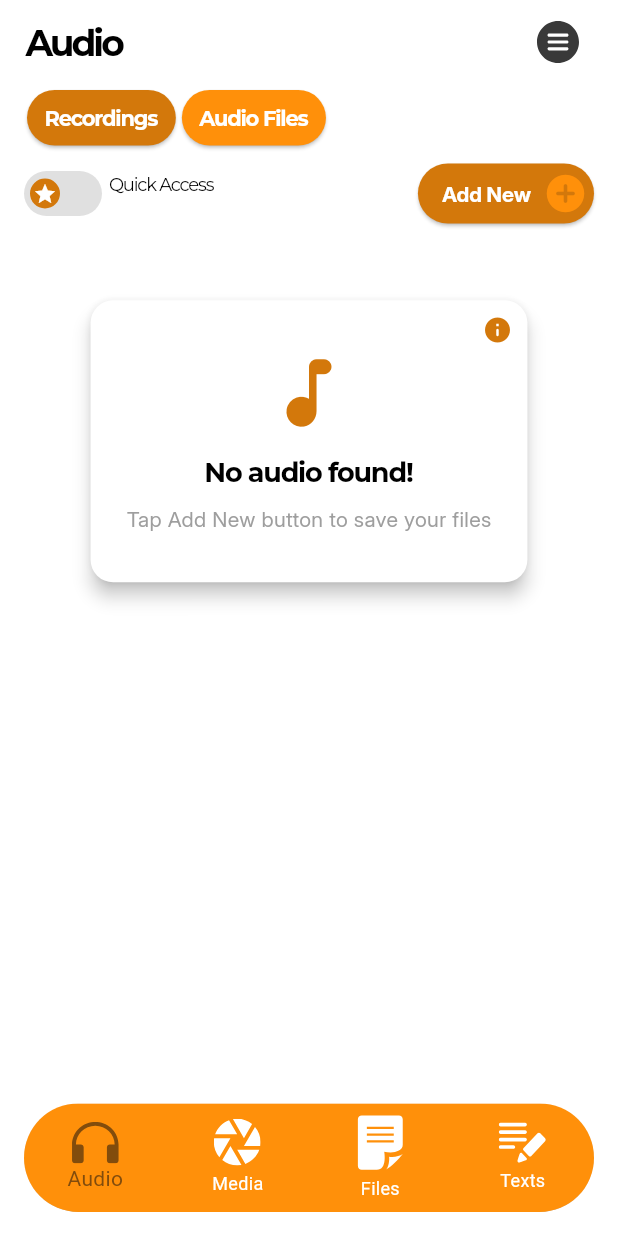
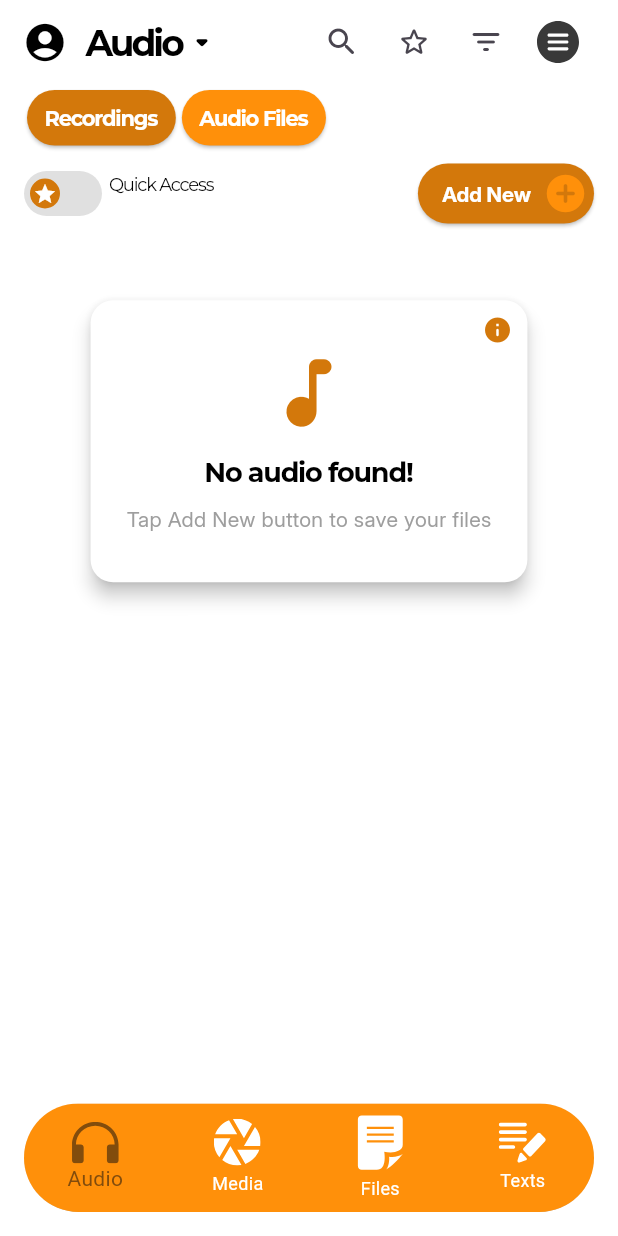
Before and after one commit to credes-tech/shelf, a Flutter app: the screen it shows after launch, on a phone screen of 412 x 824 dp. Run offline on Flutter 3.47's test engine with Material 3 defaults, Android fonts, the light colour scheme and no system bars; our stand-ins replace audioplayers, device_info_plus, file_picker, firebase_core, flutter_dotenv, flutter_riverpod and 8 more; missing offline and left inert: flutter_quill, syncfusion_flutter_pdfviewer; accounts and stored records are empty; project files that could hold a hidden picture were left out.

Commit message:
working on audio refactoring

```diff
--- a/lib/modules/home/ui/pages/AudioScreen.dart
+++ b/lib/modules/home/ui/pages/AudioScreen.dart
@@ -29,6 +29,7 @@ class _AudioScreenState extends ConsumerState<AudioScreen> {
   final AudioPlayer _audioPlayer = AudioPlayer();
   final Map<String, bool> _isPlaying = {};
   final Map<String, bool> _isOpen = {};
+  bool isSubCategoryActive = false;
 
   final String emptyHeading = "No audio found!";
   final String emptyDescription = "Tap Add New button to save your files";
@@ -61,11 +62,10 @@ class _AudioScreenState extends ConsumerState<AudioScreen> {
       });
     });
     _audioPlayer.onPlayerStateChanged.listen((PlayerState s) {
-      if(s==PlayerState.paused){
+      if (s == PlayerState.paused) {
         _isPlaying.updateAll((key, value) => false);
       }
     });
-
   }
 
   Future<void> _togglePlayPause(String filePath) async {
@@ -131,7 +131,6 @@ class _AudioScreenState extends ConsumerState<AudioScreen> {
     }
   }
 
-
   @override
   void dispose() {
     _audioPlayer.dispose(); // Release resources
@@ -147,8 +146,37 @@ class _AudioScreenState extends ConsumerState<AudioScreen> {
       backgroundColor: Colors.white,
       appBar: AppBar(
         backgroundColor: AppColors.background,
-        title: HomeTitle(title: 'Audio'),
+        leading: Padding(
+          padding: const EdgeInsets.only(left: AppSpacing.xSmall),
+          child: IconButton(
+            onPressed: () {},
+            icon: Icon(Icons.account_circle_rounded),
+            color: Colors.black,
+            iconSize: 30,
+          ),
+        ),
+        title: GestureDetector(
+          onTap: _toggleSubCategory,
+          child: Row(
+            crossAxisAlignment: CrossAxisAlignment.center,
+            mainAxisAlignment: MainAxisAlignment.start,
+            children: [
+              HomeTitle(title: 'Audio'),
+              Icon(
+                isSubCategoryActive
+                    ? Icons.arrow_drop_up_rounded
+                    : Icons.arrow_drop_down_rounded,
+                size: 25,
+                color: Colors.black,
+              )
+            ],
+          ),
+        ),
+        titleSpacing: 0.0,
         actions: [
+          IconButton(onPressed: () {}, icon: Icon(Icons.search_rounded)),
+          IconButton(onPressed: () {}, icon: Icon(Icons.star_border_rounded)),
+          IconButton(onPressed: () {}, icon: Icon(Icons.filter_list_rounded)),
           Padding(
             padding: EdgeInsets.only(right: AppSpacing.medium),
             child: PopupMenuButton<String>(
@@ -193,7 +221,6 @@ class _AudioScreenState extends ConsumerState<AudioScreen> {
                   mainAxisAlignment: MainAxisAlignment.start,
                   crossAxisAlignment: CrossAxisAlignment.start,
                   children: [
-
                     HomeToggler(
                       initialValue: audioPinnedNotifier,
                       onChanged: (audioPinnedNotifier) {
@@ -201,8 +228,10 @@ class _AudioScreenState extends ConsumerState<AudioScreen> {
                       },
                       color: AppColors.onboardDarkOrange,
                     ),
-                    SizedBox(width: 5,),
-                    Text("Quick Access",style: AppTextStyles.pinLabelText),
+                    SizedBox(
+                      width: 5,
+                    ),
+                    Text("Quick Access", style: AppTextStyles.pinLabelText),
                   ],
                 ),
                 ElevatedButton(
@@ -230,8 +259,11 @@ class _AudioScreenState extends ConsumerState<AudioScreen> {
             ),
           ),
           audioList.isEmpty
-
-              ? HomeCard(title: emptyHeading,description: emptyDescription, icon: Icons.audiotrack_rounded, iconColor: AppColors.onboardDarkOrange)
+              ? HomeCard(
+                  title: emptyHeading,
+                  description: emptyDescription,
+                  icon: Icons.audiotrack_rounded,
+                  iconColor: AppColors.onboardDarkOrange)
               : Expanded(
                   child: ListView.builder(
                       itemCount: audioList.length,
@@ -520,6 +552,12 @@ class _AudioScreenState extends ConsumerState<AudioScreen> {
     await ref.read(audioProvider.notifier).deleteAudio(index);
   }
 
+  _toggleSubCategory() {
+    setState(() {
+      isSubCategoryActive = !isSubCategoryActive;
+    });
+  }
+
   void togglePinAudio(String filePath, String fileName) {
     if (_isPlaying[filePath] == true) {
       return;
--- a/lib/modules/home/ui/pages/MediaScreen.dart
+++ b/lib/modules/home/ui/pages/MediaScreen.dart
@@ -142,7 +142,9 @@ class _MediaScreenState extends ConsumerState<MediaScreen> {
                                 height: 180,
                                 child: ListView.builder(
                                     scrollDirection: Axis.horizontal,
-                                    itemCount: pinnedMedia.length <= 5 ? pinnedMedia.length : 6,
+                                    itemCount: pinnedMedia.length <= 5
+                                        ? pinnedMedia.length
+                                        : 6,
                                     itemBuilder: (context, index) {
                                       final media = pinnedMedia[index];
                                       return Stack(
@@ -152,31 +154,45 @@ class _MediaScreenState extends ConsumerState<MediaScreen> {
                                             aspectRatio: 1.2,
                                             child: Container(
                                               width: 150,
-                                              margin: EdgeInsets.only(right: AppSpacing.xxSmall),
+                                              margin: EdgeInsets.only(
+                                                  right: AppSpacing.xxSmall),
                                               decoration: BoxDecoration(
-                                                borderRadius: BorderRadius.circular(20),
-                                                border: Border.all(color: Colors.black12),
+                                                borderRadius:
+                                                    BorderRadius.circular(20),
+                                                border: Border.all(
+                                                    color: Colors.black12),
                                               ),
                                               clipBehavior: Clip.antiAlias,
-                                              child: FileValidator.getMediaFileType(media.fileType) == "video"
-                                                  ? VideoThumbnail(videoPath: media.filePath)
-                                                  : Image.file(File(media.filePath), fit: BoxFit.cover),
+                                              child: FileValidator
+                                                          .getMediaFileType(
+                                                              media.fileType) ==
+                                                      "video"
+                                                  ? VideoThumbnail(
+                                                      videoPath: media.filePath)
+                                                  : Image.file(
+                                                      File(media.filePath),
+                                                      fit: BoxFit.cover),
                                             ),
                                           ),
                                           Positioned(
                                             top: 0,
                                             right: 0,
                                             child: IconButton(
-                                                onPressed: () => ShareService.shareFile(media.filePath),
+                                              onPressed: () =>
+                                                  ShareService.shareFile(
+                                                      media.filePath),
                                               icon: CircleAvatar(
                                                 radius: 14,
                                                 backgroundColor: Colors.white,
                                                 child: Icon(
                                                     Icons.ios_share_rounded,
+                                                    color: AppColors
+                                                        .onboardDarkBlue,
+                                                    size: 18),
+                                              ),
                                               color: AppColors.onboardDarkBlue,
-                                                        size: 18),),
-                                                color: AppColors.onboardDarkBlue,
-                                              ),)
+                                            ),
+                                          )
                                         ],
                                       );
                                     }),
@@ -191,13 +207,16 @@ class _MediaScreenState extends ConsumerState<MediaScreen> {
                           crossAxisSpacing: 2,
                           mainAxisSpacing: 2,
                         ),
-                        padding: EdgeInsets.symmetric(horizontal: AppSpacing.medium),
+                        padding:
+                            EdgeInsets.symmetric(horizontal: AppSpacing.medium),
                         itemCount: mediaList.length,
                         itemBuilder: (context, index) {
                           final media = mediaList[index];
                           return GestureDetector(
                               onLongPress: () async {
-                                await ref.read(mediaProvider.notifier).deleteMedia(index);
+                                await ref
+                                    .read(mediaProvider.notifier)
+                                    .deleteMedia(index);
                                 ScaffoldMessenger.of(context).showSnackBar(
                                   SnackBar(content: Text("Media deleted")),
                                 );
@@ -222,11 +241,16 @@ class _MediaScreenState extends ConsumerState<MediaScreen> {
                                       decoration: BoxDecoration(
                                           borderRadius:
                                               BorderRadius.circular(12),
-                                          border: Border.all(color: Colors.black12)),
+                                          border: Border.all(
+                                              color: Colors.black12)),
                                       clipBehavior: Clip.hardEdge,
-                                      child: FileValidator.getMediaFileType(media.fileType) == "video"
-                                          ? VideoThumbnail(videoPath: media.filePath)
-                                          : Image.file(File(media.filePath), fit: BoxFit.cover),
+                                      child: FileValidator.getMediaFileType(
+                                                  media.fileType) ==
+                                              "video"
+                                          ? VideoThumbnail(
+                                              videoPath: media.filePath)
+                                          : Image.file(File(media.filePath),
+                                              fit: BoxFit.cover),
                                     ),
                                   ),
                                   if (media.isPinned)
@@ -258,7 +282,8 @@ class _MediaScreenState extends ConsumerState<MediaScreen> {
           children: [
             Text("Add New", style: AppTextStyles.homePinned), // Keep the text
             SizedBox(width: 8),
-            Icon(Icons.add_circle_rounded, size: 30, color: AppColors.onboardLightBlue) // Keep the icon
+            Icon(Icons.add_circle_rounded,
+                size: 30, color: AppColors.onboardLightBlue) // Keep the icon
           ],
         ),
       ),
```
Also changed, not shown: assets/svg/Addbtn.svg (added). Lines whose indentation alone changed are shown as unchanged.
